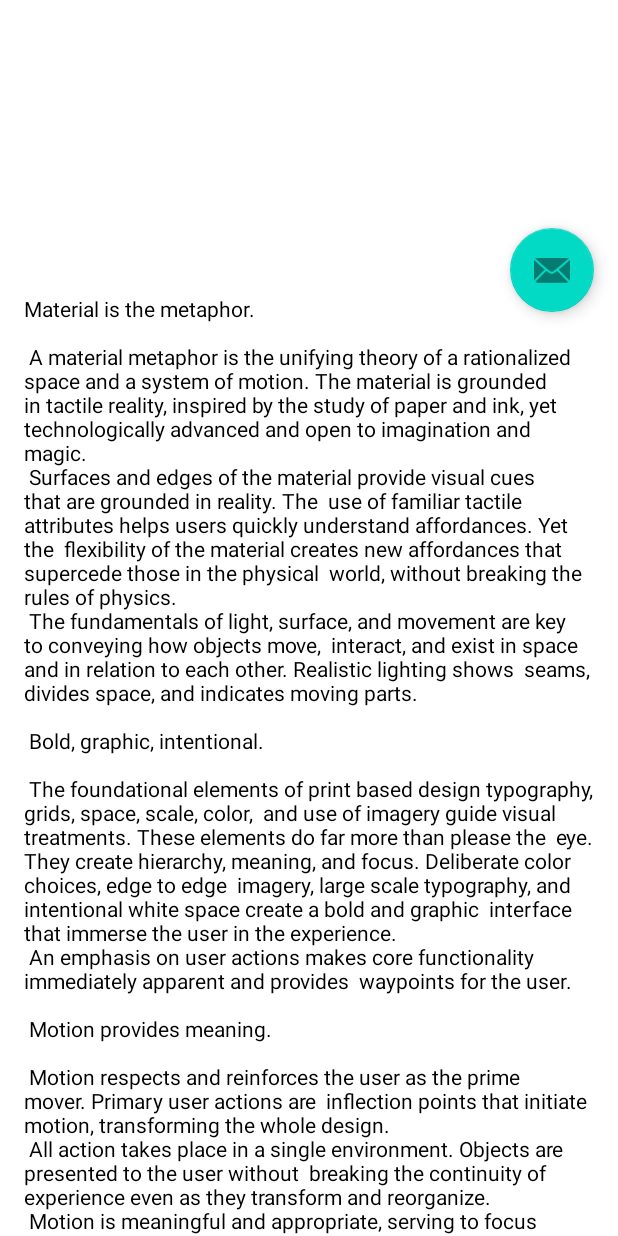
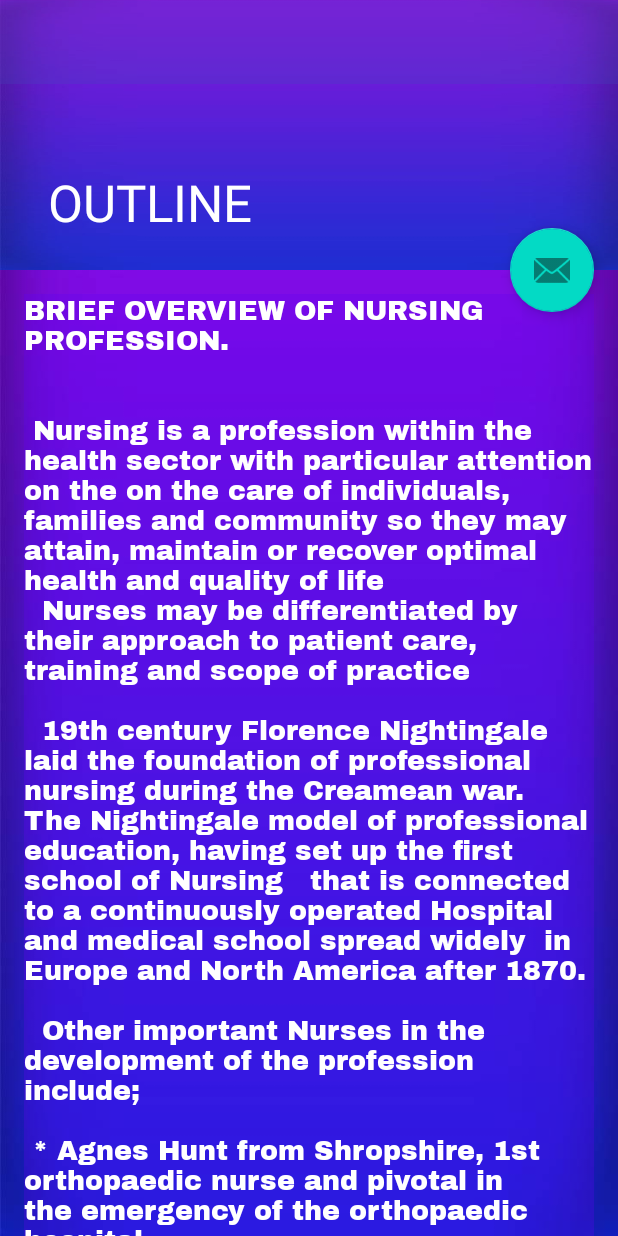
Before and after one commit to Tobang1/NSNEQ, an Android app: the ScrollingActivity screen opened directly, with no data from a screen before it, on a phone screen of 412 x 824 dp. Run offline under Robolectric (Android 15) with nearby library versions, the phone set to English and light mode, and no system bars; Roboto replaces fonts that are not available here.

```diff
--- a/app/src/main/java/com/borat/NSON/ExamDbHelper.java
+++ b/app/src/main/java/com/borat/NSON/ExamDbHelper.java
@@ -243,7 +243,8 @@ public class ExamDbHelper extends SQLiteOpenHelper {
         addQuestion(q69);
         Question q70 = new Question("A machine has a velocity ration of 5. it requires a 50kg weight to overcome a 200kg weight. The efficiency is", "A: 4%  ", "B: 5%", "C: 40% ", "D: 80% ",4, Category.PHYSICS );
         addQuestion(q70);
-        Question q71 = new Question("If the normal atm pressure in a laboratory supports a column of mercury 0.76m high and the relative density of mecury is 13.8, then the height of water column which amt pressure will support in the same laboratory at the same time is", "A: 0m ", "B: 10m ", "C: 13m ", "D: 18m ",4, Category.PHYSICS );
+        Question q71 = new Question("If the normal atm pressure in a laboratory supports a column of mer" +
+                "cury 0.76m high and the relative density of mecury is 13.8, then the height of water column which amt pressure will support in the same laboratory at the same time is", "A: 0m ", "B: 10m ", "C: 13m ", "D: 18m ",4, Category.PHYSICS );
         addQuestion(q71);
         Question q72 = new Question("An electric current of 3A flowing through an electric heating element of resistance 20 embedded in 1,000g of oil raises the temperature of the oil by 100C in 10s, then the specific heat capacity of oil is", "A: 1.8J/g ", "B: 0.6J/g ", "C: 0.18J/g ", "D: 1.8J/g degree Celsius ",3, Category.PHYSICS );
         addQuestion(q72);
--- a/app/src/main/java/com/borat/NSON/ScrollingActivity.java
+++ b/app/src/main/java/com/borat/NSON/ScrollingActivity.java
@@ -27,7 +27,7 @@ public class ScrollingActivity extends AppCompatActivity {
         Toolbar toolbar = binding.toolbar;
         setSupportActionBar(toolbar);
         CollapsingToolbarLayout toolBarLayout = binding.toolbarLayout;
-        toolBarLayout.setTitle("BIBLIOGRAPHY");
+        toolBarLayout.setTitle("OUTLINE");
 
 
         FloatingActionButton fab = binding.fab;
--- /dev/null
+++ b/app/src/main/res/font/archivo_black.xml
@@ -0,0 +1,7 @@
+<?xml version="1.0" encoding="utf-8"?>
+<font-family xmlns:app="http://schemas.android.com/apk/res-auto"
+        app:fontProviderAuthority="com.google.android.gms.fonts"
+        app:fontProviderPackage="com.google.android.gms"
+        app:fontProviderQuery="Archivo Black"
+        app:fontProviderCerts="@array/com_google_android_gms_fonts_certs">
+</font-family>
--- a/app/src/main/res/layout/activity_main.xml
+++ b/app/src/main/res/layout/activity_main.xml
@@ -105,7 +105,7 @@
         android:layout_height="wrap_content"
         android:layout_centerInParent="true"
         android:textSize="20dp"
-        android:text="Exam Techniques"/>
+        android:text="App handeling"/>
     <androidx.appcompat.widget.AppCompatButton
 
         android:id="@+id/button_bibliography"
@@ -117,7 +117,7 @@
         android:layout_height="wrap_content"
         android:layout_centerInParent="true"
         android:textSize="20dp"
-        android:text="Bibliography"/>
+        android:text="Outline"/>
 
 
 
--- a/app/src/main/res/layout/activity_scrolling.xml
+++ b/app/src/main/res/layout/activity_scrolling.xml
@@ -3,12 +3,14 @@
     xmlns:app="http://schemas.android.com/apk/res-auto"
     xmlns:tools="http://schemas.android.com/tools"
     android:layout_width="match_parent"
+    android:background="@drawable/crop"
     android:layout_height="match_parent"
     android:fitsSystemWindows="true"
     tools:context=".ScrollingActivity">
 
     <com.google.android.material.appbar.AppBarLayout
         android:id="@+id/app_bar"
+        android:background="@drawable/crop"
         android:layout_width="match_parent"
         android:layout_height="@dimen/app_bar_height"
         android:fitsSystemWindows="true"
@@ -20,6 +22,7 @@
             android:layout_height="match_parent"
             android:fitsSystemWindows="true"
             app:contentScrim="?attr/colorPrimary"
+            android:background="#3B3F51B5"
             app:layout_scrollFlags="scroll|exitUntilCollapsed"
             app:toolbarId="@+id/toolbar">
 
@@ -27,6 +30,7 @@
                 android:id="@+id/toolbar"
                 android:layout_width="match_parent"
                 android:layout_height="?attr/actionBarSize"
+                android:background="#3B3F51B5"
                 app:layout_collapseMode="pin"
                 app:popupTheme="@style/Theme.NSNEQ.PopupOverlay" />
 
@@ -40,6 +44,7 @@
         android:layout_width="wrap_content"
         android:layout_height="wrap_content"
         android:layout_margin="@dimen/fab_margin"
+        android:background="@color/white"
         app:layout_anchor="@id/app_bar"
         app:layout_anchorGravity="bottom|end"
         app:srcCompat="@android:drawable/ic_dialog_email" />
--- a/app/src/main/res/layout/content_scrolling.xml
+++ b/app/src/main/res/layout/content_scrolling.xml
@@ -4,6 +4,7 @@
     xmlns:tools="http://schemas.android.com/tools"
     android:layout_width="match_parent"
     android:layout_height="match_parent"
+
     app:layout_behavior="@string/appbar_scrolling_view_behavior"
     tools:context=".ScrollingActivity"
     tools:showIn="@layout/activity_scrolling">
@@ -11,9 +12,12 @@
     <TextView
         android:layout_width="wrap_content"
         android:layout_height="wrap_content"
-        android:textColor="@color/black"
-        android:background="@color/white"
         android:layout_margin="@dimen/text_margin"
-        android:text="@string/large_text" />
+        android:background="#456200EE"
+        android:textSize="18dp"
+        android:fontFamily="@font/archivo_black"
+        android:text="@string/large_text"
+        android:textColor="@color/white"
+        />
 
 </androidx.core.widget.NestedScrollView>
--- a/app/src/main/res/values/preloaded_fonts.xml
+++ b/app/src/main/res/values/preloaded_fonts.xml
@@ -2,5 +2,6 @@
 <resources>
     <array name="preloaded_fonts" translatable="false">
         <item>@font/aclonica</item>
+        <item>@font/archivo_black</item>
     </array>
 </resources>
--- a/app/src/main/res/values/strings.xml
+++ b/app/src/main/res/values/strings.xml
@@ -3,93 +3,34 @@
     <string name="description">Nigeria School Of Nursing Entrance Exam Past Questions</string>
     <string name="title_activity_scrolling">ScrollingActivity</string>
     <string name="large_text">
-        "Material is the metaphor.\n\n"
+        "BRIEF OVERVIEW OF NURSING PROFESSION.\n\n"
 
-        "A material metaphor is the unifying theory of a rationalized space and a system of motion."
-        "The material is grounded in tactile reality, inspired by the study of paper and ink, yet "
-        "technologically advanced and open to imagination and magic.\n"
-        "Surfaces and edges of the material provide visual cues that are grounded in reality. The "
-        "use of familiar tactile attributes helps users quickly understand affordances. Yet the "
-        "flexibility of the material creates new affordances that supercede those in the physical "
-        "world, without breaking the rules of physics.\n"
-        "The fundamentals of light, surface, and movement are key to conveying how objects move, "
-        "interact, and exist in space and in relation to each other. Realistic lighting shows "
-        "seams, divides space, and indicates moving parts.\n\n"
+        "\n Nursing is a profession within the health sector with particular attention on the on the care of individuals, families and community so they may attain, maintain or recover optimal health and quality of life \n "
+        "Nurses may be differentiated by their approach to patient care, training and scope of practice \n\n "
 
-        "Bold, graphic, intentional.\n\n"
 
-        "The foundational elements of print based design typography, grids, space, scale, color, "
-        "and use of imagery guide visual treatments. These elements do far more than please the "
-        "eye. They create hierarchy, meaning, and focus. Deliberate color choices, edge to edge "
-        "imagery, large scale typography, and intentional white space create a bold and graphic "
-        "interface that immerse the user in the experience.\n"
-        "An emphasis on user actions makes core functionality immediately apparent and provides "
-        "waypoints for the user.\n\n"
+        "19th century Florence Nightingale laid the foundation of professional nursing during the Creamean war. "
+        "The Nightingale model of professional education, having set up the first school of Nursing  "
+        "that is connected to a continuously operated Hospital and medical school spread widely "
+        "in Europe and North America after 1870. \n\n "
 
-        "Motion provides meaning.\n\n"
 
-        "Motion respects and reinforces the user as the prime mover. Primary user actions are "
-        "inflection points that initiate motion, transforming the whole design.\n"
-        "All action takes place in a single environment. Objects are presented to the user without "
-        "breaking the continuity of experience even as they transform and reorganize.\n"
-        "Motion is meaningful and appropriate, serving to focus attention and maintain continuity. "
-        "Feedback is subtle yet clear. Transitions are efﬁcient yet coherent.\n\n"
+        "Other important Nurses in the development of the profession include;\n\n"
 
-        "3D world.\n\n"
+        "* Agnes Hunt from Shropshire, 1st orthopaedic nurse and pivotal in the emergency of the orthopaedic hospital \n\n "
 
-        "The material environment is a 3D space, which means all objects have x, y, and z "
-        "dimensions. The z-axis is perpendicularly aligned to the plane of the display, with the "
-        "positive z-axis extending towards the viewer. Every sheet of material occupies a single "
-        "position along the z-axis and has a standard 1dp thickness.\n"
-        "On the web, the z-axis is used for layering and not for perspective. The 3D world is "
-        "emulated by manipulating the y-axis.\n\n"
+        "* Agnes Elizabeth Jones and Linda Richards who established quality nursing schools in the United States Of America and Japan \n\n"
 
-        "Light and shadow.\n\n"
+        "* Saint Marianne Cope, a sister of St. Francis who opened and operated some of the first general hospital in the United State\n\n "
 
-        "Within the material environment, virtual lights illuminate the scene. Key lights create "
-        "directional shadows, while ambient light creates soft shadows from all angles.\n"
-        "Shadows in the material environment are cast by these two light sources. In Android "
-        "development, shadows occur when light sources are blocked by sheets of material at "
-        "various positions along the z-axis. On the web, shadows are depicted by manipulating the "
-        "y-axis only. The following example shows the card with a height of 6dp.\n\n"
+        "* Catholic orders such as little sisters of the poor, sisters of mercy, sisters of St.Mary e.t.c \n\n"
 
-        "Resting elevation.\n\n"
 
-        "All material objects, regardless of size, have a resting elevation, or default elevation "
-        "that does not change. If an object changes elevation, it should return to its resting "
-        "elevation as soon as possible.\n\n"
+        "Formal use of Nurses in the modern military began in the later half of the nineteenth century. /n  "
+        "Nurses saw active duty in the FIRST Boer war, the Egyptian campaign 1882 and the Sudan campaign "
+        "and in 20th century, many Nurses saw active duty in World war 1".
 
-        "Component elevations.\n\n"
 
-        "The resting elevation for a component type is consistent across apps (e.g., FAB elevation "
-        "does not vary from 6dp in one app to 16dp in another app).\n"
-        "Components may have different resting elevations across platforms, depending on the depth "
-        "of the environment (e.g., TV has a greater depth than mobile or desktop).\n\n"
-
-        "Responsive elevation and dynamic elevation offsets.\n\n"
-
-        "Some component types have responsive elevation, meaning they change elevation in response "
-        "to user input (e.g., normal, focused, and pressed) or system events. These elevation "
-        "changes are consistently implemented using dynamic elevation offsets.\n"
-        "Dynamic elevation offsets are the goal elevation that a component moves towards, relative "
-        "to the component’s resting state. They ensure that elevation changes are consistent "
-        "across actions and component types. For example, all components that lift on press have "
-        "the same elevation change relative to their resting elevation.\n"
-        "Once the input event is completed or cancelled, the component will return to its resting "
-        "elevation.\n\n"
-
-        "Avoiding elevation interference.\n\n"
-
-        "Components with responsive elevations may encounter other components as they move between "
-        "their resting elevations and dynamic elevation offsets. Because material cannot pass "
-        "through other material, components avoid interfering with one another any number of ways, "
-        "whether on a per component basis or using the entire app layout.\n"
-        "On a component level, components can move or be removed before they cause interference. "
-        "For example, a floating action button (FAB) can disappear or move off screen before a "
-        "user picks up a card, or it can move if a snackbar appears.\n"
-        "On the layout level, design your app layout to minimize opportunities for interference. "
-        "For example, position the FAB to one side of stream of a cards so the FAB won’t interfere "
-        "when a user tries to pick up one of cards.\n\n"
     </string>
     <string name="action_settings">Settings</string>
 </resources>
```
